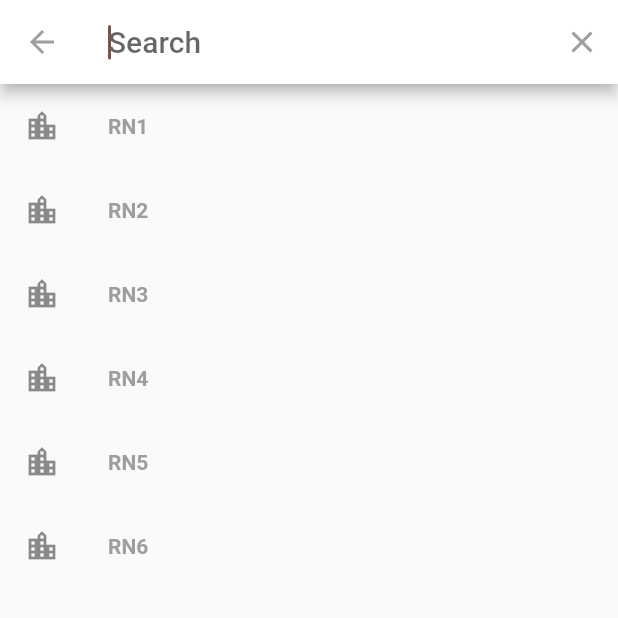
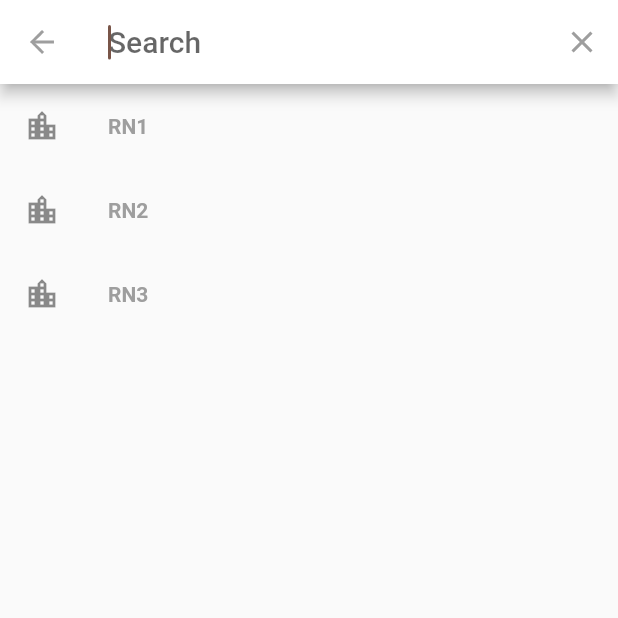
Before and after one commit to room2468/12-final-project-nona-s, a Flutter app: the RokWanitaPage screen opened by its route, after a tap on the "search" icon, on a phone screen of 412 x 824 dp, the top half of it. Run offline on Flutter 3.47's test engine with Material 2 defaults, Android fonts, the phone set to English and light mode, and no system bars; our stand-ins replace webview_flutter; missing offline and left inert: uasprojectsemester4.

Commit message:
Update Halaman Rok Wanita

```diff
--- a/lib/RokWanita.dart
+++ b/lib/RokWanita.dart
@@ -1,4 +1,5 @@
 import 'package:flutter/material.dart';
+import 'package:uasprojectsemester4/Pembayaran.dart';
 
 class RokWanitaPage extends StatefulWidget {
   static String tag = 'RokWanita-page';
@@ -22,10 +23,6 @@ class _RokWanitaPageState extends State<RokWanitaPage> {
             onPressed: () {
               showSearch(context: context, delegate: DataSearch());
             }),
-        IconButton(
-          icon: Icon(Icons.shopping_cart, color: Colors.white),
-          onPressed: () {},
-        ),
       ],
     );
 
@@ -35,7 +32,7 @@ class _RokWanitaPageState extends State<RokWanitaPage> {
         padding: EdgeInsets.all(15.0),
         child: CircleAvatar(
           radius: 70.0,
-          backgroundImage: AssetImage('assets/tartan.jpeg'),
+          backgroundImage: AssetImage('assets/nonaskotak.jpeg'),
         ),
       ),
     );
@@ -49,6 +46,10 @@ class _RokWanitaPageState extends State<RokWanitaPage> {
       ),
     );
 
+    final paragraf2 = Padding(
+        padding: EdgeInsets.all(8.0),
+        child: new Image.asset('assets/rok.jpeg'));
+
     final body = Container(
       width: MediaQuery.of(context).size.width,
       padding: EdgeInsets.all(28.0),
@@ -59,21 +60,20 @@ class _RokWanitaPageState extends State<RokWanitaPage> {
         ]),
       ),
       child: Column(
-        children: <Widget>[bar, search, paragraf1],
+        children: <Widget>[bar, search, paragraf1, paragraf2],
       ),
     );
 
     return Scaffold(
       body: body,
     );
-    //drawer: Drawer(),
   }
 }
 
 class DataSearch extends SearchDelegate<String> {
-  final rokWanita = ["RN1", "RN2", "RN3", "RN4", "RN5", "RN6"];
+  final rokWanita = ["RN1", "RN2", "RN3"];
 
-  final recentRokWanita = ["RN1", "RN2", "RN3", "RN4", "RN5", "RN6"];
+  final recentRokWanita = ["RN1", "RN2", "RN3"];
   @override
   List<Widget> buildActions(BuildContext context) {
     return [
@@ -93,23 +93,27 @@ class DataSearch extends SearchDelegate<String> {
       home: Scaffold(
           body: Column(children: <Widget>[
         Image(
-          image: AssetImage('assets/tartan7.jpeg'),
+          image: AssetImage('assets/rok1.jpeg'),
+          height: 300,
         ),
         Text(
-          'Detail Produk Rok Wanita',
-          style: TextStyle(fontSize: 24, fontFamily: "Serif", height: 2.0),
+          'Detail Produk',
+          style:
+              TextStyle(fontSize: 24, fontWeight: FontWeight.bold, height: 2.0),
         ),
         Text('By NONAS'),
         Row(
           mainAxisAlignment: MainAxisAlignment.spaceBetween,
           children: <Widget>[
             Text(
-              '\t\t\t\t\tDetail Produk\t\t\t\t\t: Rok Wanita\n\t\t\t\t\tDetail Produk\t\t\t\t\t: Rok Wanita\n\t\t\t\t\tDetail Produk\t\t\t\t\t: Rok Wanita\n\t\t\t\t\tDetail Produk\t\t\t\t\t: Rok Wanita\n\t\t\t\t\tDetail Produk\t\t\t\t\t: Rok Wanita',
+              '\t\t\t\t\t\t\t\t\t\t\t\t\t\t\t\t\t\t\t\tKategori\t: Rok Wanita\n\t\t\t\t\t\t\t\t\t\t\tMerk\t\t\t\t: Zara\n\t\t\t\t\t\t\t\t\t\tBahan\t\t\t\t\t: Katun\n\t\t\t\t\tStock\t\t\t\t\t: 10\n\t\t\t\t\t\t\t\tDikirim Dari\t: Malang',
               textAlign: TextAlign.center,
-              style: TextStyle(fontSize: 20, fontFamily: "Serif", height: 2.0),
+              style: TextStyle(
+                  fontSize: 20, fontWeight: FontWeight.bold, height: 2.0),
             ),
           ],
         ),
+        Divider(),
         Container(
           width: double.infinity,
           height: 50,
@@ -125,7 +129,7 @@ class DataSearch extends SearchDelegate<String> {
               ),
             ),
             onPressed: () {
-              Navigator.of(context).pushNamed(RokWanitaPage.tag);
+              Navigator.of(context).pushNamed(Pembayaran.tag);
             },
           ),
         ),
```
